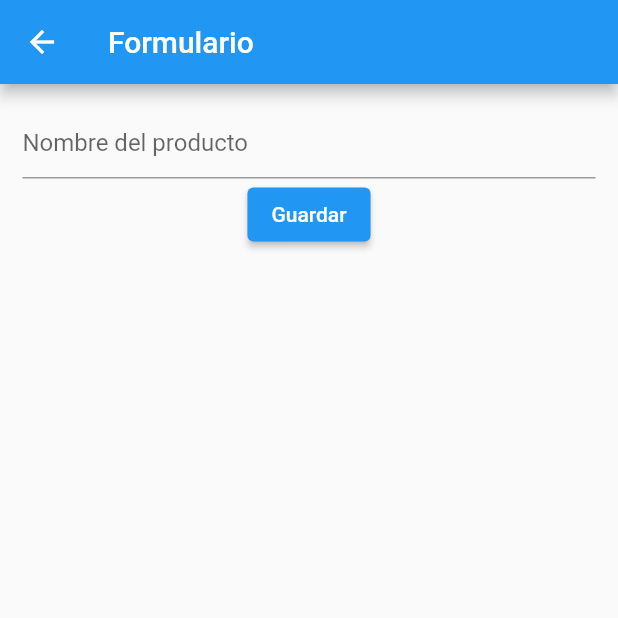
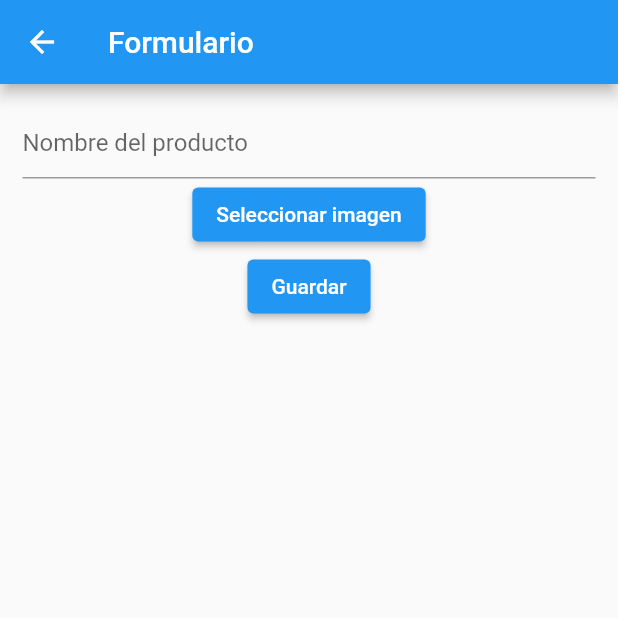
Before and after one commit to cricrimr/ProyectoFlutter, a Flutter app: the screen it shows after launch, after a tap on the "add" icon, on a phone screen of 412 x 824 dp, the top half of it. Run offline on Flutter 3.47's test engine with Material 2 defaults, Android fonts, the phone set to English and light mode, and no system bars; our stand-ins replace cloud_firestore, firebase_core, image_picker; missing offline and left inert: dart:js_util; accounts and stored records are empty.

Commit message:
agreando imagenes y cards

```diff
--- a/lib/views/forms.dart
+++ b/lib/views/forms.dart
@@ -1,4 +1,6 @@
 import 'package:flutter/material.dart';
+import 'package:image_picker/image_picker.dart';
+import 'dart:io';
 
 import '../services/firebase_services.dart';
 
@@ -10,7 +12,19 @@ class Forms extends StatefulWidget {
 }
 
 class _formsState extends State<Forms> {
-  TextEditingController nameController =TextEditingController(text: ""); //en el controller se gurda la indo
+  final _nameController = TextEditingController();
+  File? _image;
+
+  Future<void> _pickImage() async {
+    final pickedImage =
+        await ImagePicker().getImage(source: ImageSource.gallery);
+    if (pickedImage != null) {
+      setState(() {
+        _image = File(pickedImage.path);
+      });
+    }
+  }
+
   @override
   Widget build(BuildContext context) {
     return Scaffold(
@@ -22,16 +36,22 @@ class _formsState extends State<Forms> {
           child: Column(
             children: [
               TextField(
-                controller: nameController,
+                controller: _nameController,
                 decoration: const InputDecoration(
                   hintText: 'Nombre del producto',
                 ),
               ),
               ElevatedButton(
+                  onPressed: _pickImage,
+                  child: const Text('Seleccionar imagen')),
+              if (_image != null)
+                Image.file(_image!), // Muestra la imagen seleccionada
+              ElevatedButton(
                   onPressed: () async {
-                    await addProducts(nameController.text).then((_) => {
-                          Navigator.pop(context),
-                        });
+                    await addProducts(_nameController.text, _image)
+                        .then((_) => {
+                              Navigator.pop(context),
+                            });
                   },
                   child: const Text('Guardar'))
             ],
--- a/lib/views/home.dart
+++ b/lib/views/home.dart
@@ -22,13 +22,17 @@ class _HomeState extends State<Home> {
         future: getPeople(),
         builder: (context, snapshot) {
           if (snapshot.hasData) {
-              return ListView.builder(
-                  itemCount: snapshot.data?.length,
-                  itemBuilder: (context, index) {
+            return Card(
+              child: GridView.count(
+                crossAxisCount: 2,
+                children: List.generate(
+                  snapshot.data!.length,
+                  (index) {
                     return Dismissible(
                       onDismissed: (direction) async {
-                        await deleteProducts(snapshot.data?[index]['id']);
+                        await deleteProducts(snapshot.data![index]['id']);
                         snapshot.data?.removeAt(index);
+                        setState(() {});
                       },
                       confirmDismiss: (direction) async {
                         bool resultado = false;
@@ -37,7 +41,8 @@ class _HomeState extends State<Home> {
                           builder: (context) {
                             return AlertDialog(
                               title: Text(
-                                    "Confirmar Eliminacion ${snapshot.data?[index]['name']}"),
+                                "Confirmar Eliminacion ${snapshot.data?[index]['name']}",
+                              ),
                               actions: [
                                 TextButton(
                                   onPressed: () {
@@ -45,16 +50,19 @@ class _HomeState extends State<Home> {
                                   },
                                   child: const Text(
                                     "Cancelar",
-                                        style: TextStyle(color: (Colors.red)),
-                                      )),
+                                    style: TextStyle(color: Colors.red),
+                                  ),
+                                ),
                                 TextButton(
                                   onPressed: () {
                                     return Navigator.pop(context, true);
                                   },
-                                      child: const Text("Si estoy seguro")),
+                                  child: const Text("Si estoy seguro"),
+                                ),
                               ],
                             );
-                            });
+                          },
+                        );
                         return resultado;
                       },
                       background: Container(
@@ -62,26 +70,30 @@ class _HomeState extends State<Home> {
                         child: Icon(Icons.delete),
                       ),
                       direction: DismissDirection.endToStart,
-                      key: Key(snapshot.data?[index]['id']),
+                      key: Key(snapshot.data![index]['id']),
                       child: ListTile(
-                        title: Text(snapshot.data?[index]['name']),
+                        title: Text(snapshot.data![index]['name']),
                         onTap: (() async {
                           await Navigator.pushNamed(context, "/edit",
                               arguments: {
-                                'name': snapshot.data?[index]['name'],
-                                'id': snapshot.data?[index]['id']
+                                'name': snapshot.data![index]['name'],
+                                'id': snapshot.data![index]['id']
                               });
                           setState(() {});
                         }),
                       ),
                     );
-                  });
+                  },
+                ),
+              ),
+            );
           } else {
             return const Center(
               child: CircularProgressIndicator(),
             );
           }
-          }),
+        },
+      ),
       floatingActionButton: FloatingActionButton(
         onPressed: () async {
           await Navigator.pushNamed(context, '/add');
--- a/pubspec.yaml
+++ b/pubspec.yaml
@@ -31,6 +31,7 @@ environment:
 dependencies:
   flutter:
     sdk: flutter
+    image_picker: ^0.8.4+4
 
 
   # The following adds the Cupertino Icons font to your application.
```
Also changed, not shown: 1 other file. Lines whose indentation alone changed are shown as unchanged.
